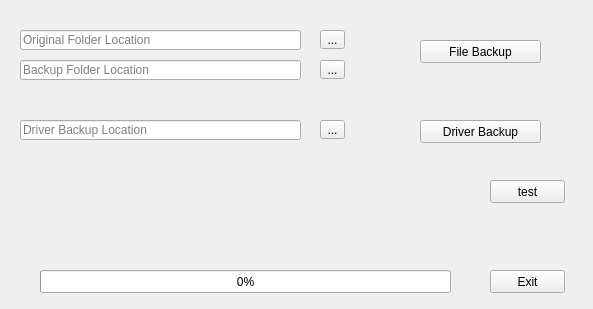
Before: the Qt Designer form utilDialog.ui in JohnClark1337/Arcadia6, drawn with Qt 5.
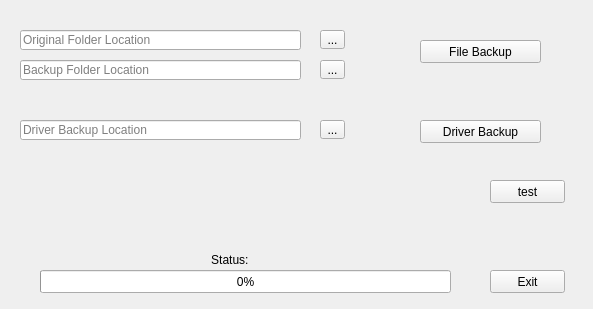
After: the same form once the commit is applied.

```diff
--- a/utilDialog.ui
+++ b/utilDialog.ui
@@ -162,6 +162,22 @@
     <number>0</number>
    </property>
   </widget>
+  <widget class="QLabel" name="lblStatus">
+   <property name="geometry">
+    <rect>
+     <x>46</x>
+     <y>250</y>
+     <width>371</width>
+     <height>20</height>
+    </rect>
+   </property>
+   <property name="text">
+    <string>Status: </string>
+   </property>
+   <property name="alignment">
+    <set>Qt::AlignCenter</set>
+   </property>
+  </widget>
  </widget>
  <resources/>
  <connections/>
```
